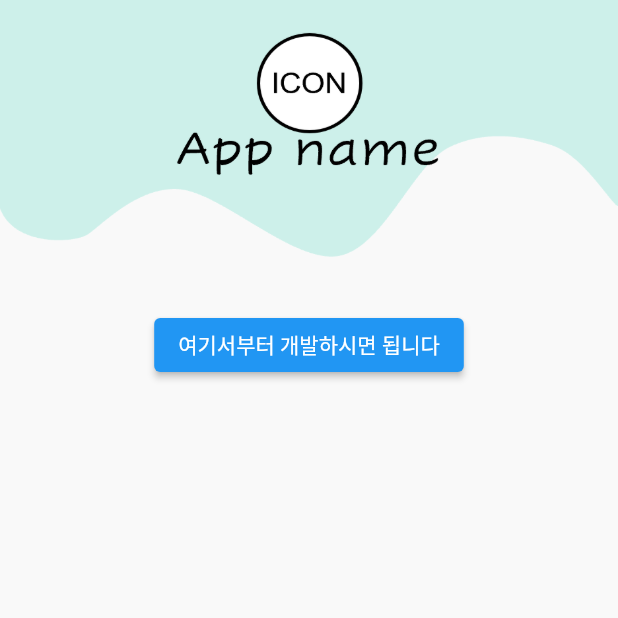
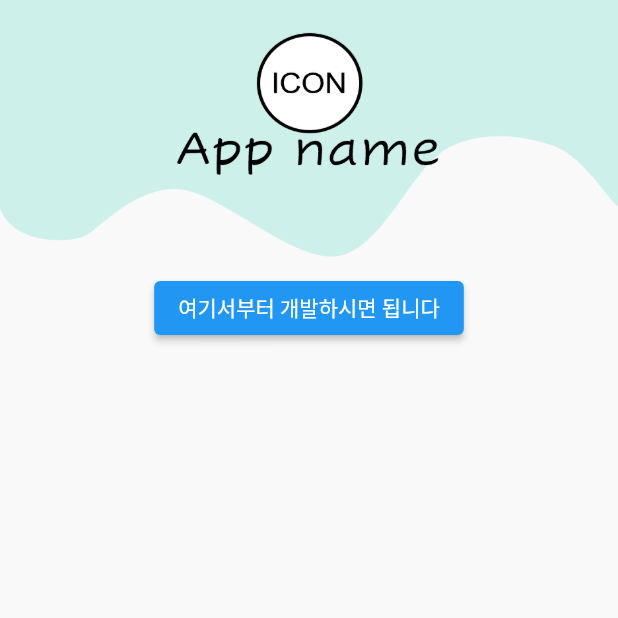
Before and after one commit to Google-DSC-SCH/first_side_project_app, a Flutter app: the TestPage screen opened directly, on a phone screen of 412 x 824 dp, the top half of it. Run offline on Flutter 3.47's test engine with Material 2 defaults, Android fonts, the phone set to English and light mode, and no system bars.

Commit message:
비율 변경

```diff
--- a/lib/ViewDaily.dart
+++ b/lib/ViewDaily.dart
@@ -20,9 +20,9 @@ class _ViewDaily extends State<ViewDaily>{
       body: Column(
         mainAxisAlignment: MainAxisAlignment.end,
         children: [
-          // 세로 화면의 25% 비율부터 시작
+          // 세로 화면의 22% 비율부터 시작
           Container(
-            height: MediaQuery.of(context).size.height * 75 / 100,
+            height: MediaQuery.of(context).size.height * 78 / 100,
             width: MediaQuery.of(context).size.width,
             child: Column(
               children: [
--- a/lib/testPage.dart
+++ b/lib/testPage.dart
@@ -16,9 +16,9 @@ class TestPage extends StatelessWidget{
         body: Column(
           mainAxisAlignment: MainAxisAlignment.end,
           children: [
-            // 세로 화면의 25% 비율부터 시작
+            // 세로 화면의 22% 비율부터 시작
             Container(
-              height: MediaQuery.of(context).size.height * 75 / 100,
+              height: MediaQuery.of(context).size.height * 78 / 100,
               width: MediaQuery.of(context).size.width,
               child: Column(
                 children: [
```
